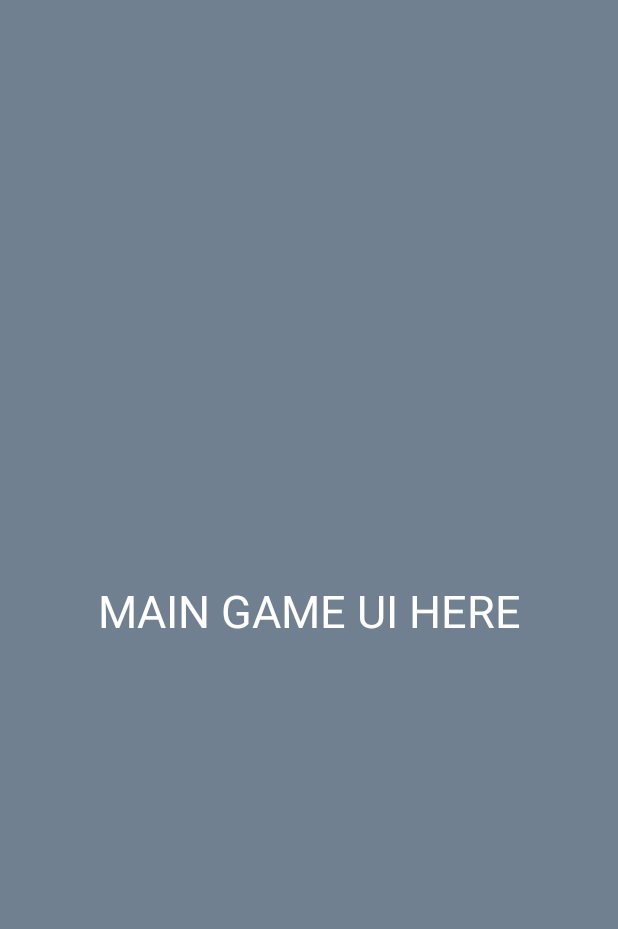
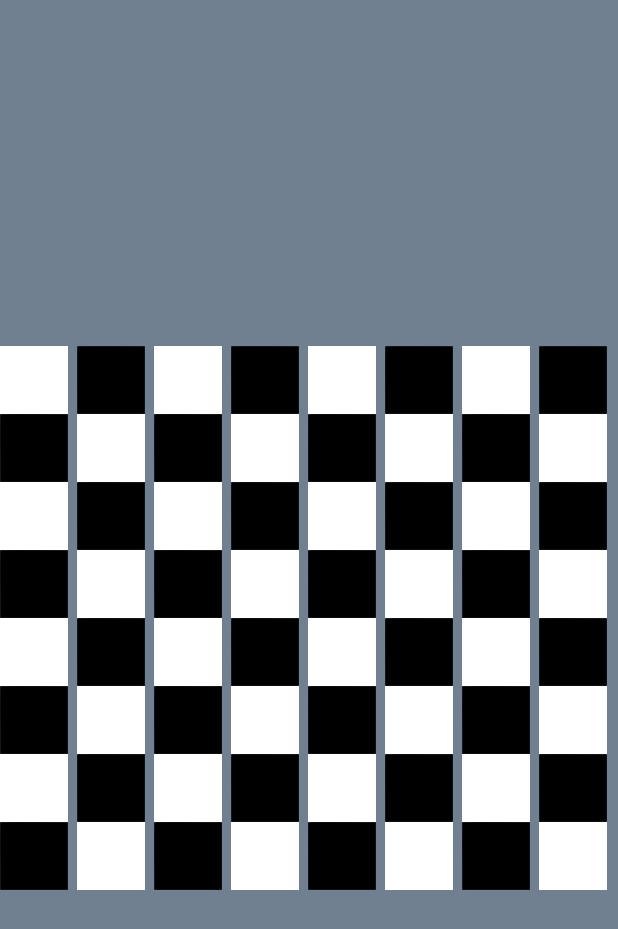
Before and after one commit to Stevenc0211/cs414-f17-301-Polymorphs, an Android app: the MainGameUI screen opened directly, with no data from a screen before it, on a phone screen of 412 x 824 dp. Shown: the top 929 px of the screen. Run offline under Robolectric (Android 15) with nearby library versions, the phone set to English and light mode, and no system bars.

Commit message:
Added a few more things to the application UI. Instead of saying MAIN UI HERE the main UI now has a chess board that we can use and also has a very simple click listener that will display which item was clicked to the user which is useful for now until we can throw some pieces on this board and get it to start doing some actions. The hard part will be setting up the board with two 3x3 boundaries and rules for the Chad Chess game, but at least the items are behaving in the way that they should be so far.

```diff
--- a/app/src/main/java/polymorphs/a301/f17/cs414/thexgame/MainGameUI.java
+++ b/app/src/main/java/polymorphs/a301/f17/cs414/thexgame/MainGameUI.java
@@ -2,14 +2,17 @@ package polymorphs.a301.f17.cs414.thexgame;
 
 import android.app.Activity;
 import android.os.Bundle;
+import android.widget.GridView;
 
 /**
- * Created by thenotoriousrog on 9/19/17.
+ * Created by Roger Hannagan on 9/19/17.
  *
  * This class is responsible for the main game UI. This is what we are going to update and mess with the most until we have a nice UI to work with. Updates will be applied here first.
  */
 
 public class MainGameUI extends Activity {
+
+    private GridView chessboard; // holds the chess board that we are going to be working on.
 
     // This is the first thing called when this class is called and will create the startup screen UI.
     @Override
@@ -18,7 +21,10 @@ public class MainGameUI extends Activity {
         super.onCreate(savedInstanceState);
         setContentView(R.layout.main_game_ui);
 
-        // TODO: Implement the other UI elements here when they are presented.
+        chessboard = (GridView) findViewById(R.id.chessboard); // find the chess board that we want to be working with.
+        SquareAdapter squareAdapter = new SquareAdapter(getApplicationContext());
+        chessboard.setAdapter(squareAdapter);
+        squareAdapter.notifyDataSetChanged(); // tell the square adapter to update the dataset to show the correct items in the gridview.
     }
 
 }
--- /dev/null
+++ b/app/src/main/java/polymorphs/a301/f17/cs414/thexgame/SquareAdapter.java
@@ -0,0 +1,109 @@
+package polymorphs.a301.f17.cs414.thexgame;
+
+import android.content.Context;
+import android.graphics.Color;
+import android.media.Image;
+import android.view.LayoutInflater;
+import android.view.View;
+import android.view.ViewGroup;
+import android.widget.BaseAdapter;
+import android.widget.FrameLayout;
+import android.widget.ImageView;
+import android.widget.Toast;
+
+/**
+ * Created by Roger Hannagan on 9/20/17.
+ *
+ * This class builds and sets the adapter needed in order to generate and create the main chess board as well as be able to interact with those items on the chess board.
+ */
+
+public class SquareAdapter extends BaseAdapter {
+
+    private Context context; // context of the app
+    private LayoutInflater layoutInflater; // to inflate our layout
+
+    FrameLayout frameLayout;
+    ImageView imageView = null;
+
+    public SquareAdapter(Context c)
+    {
+        context = c;
+        Context sqrContext = c.getApplicationContext();
+        layoutInflater = LayoutInflater.from(sqrContext);
+    }
+
+    // The chessboard
+    private Integer[] chessboardSquares = {
+            R.drawable.whitesquare, R.drawable.blacksquare, R.drawable.whitesquare, R.drawable.blacksquare,
+            R.drawable.whitesquare, R.drawable.blacksquare, R.drawable.whitesquare, R.drawable.blacksquare,
+            R.drawable.blacksquare, R.drawable.whitesquare, R.drawable.blacksquare, R.drawable.whitesquare,
+            R.drawable.blacksquare, R.drawable.whitesquare, R.drawable.blacksquare, R.drawable.whitesquare,
+            R.drawable.whitesquare, R.drawable.blacksquare, R.drawable.whitesquare, R.drawable.blacksquare,
+            R.drawable.whitesquare, R.drawable.blacksquare, R.drawable.whitesquare, R.drawable.blacksquare,
+            R.drawable.blacksquare, R.drawable.whitesquare, R.drawable.blacksquare, R.drawable.whitesquare,
+            R.drawable.blacksquare, R.drawable.whitesquare, R.drawable.blacksquare, R.drawable.whitesquare,
+            R.drawable.whitesquare, R.drawable.blacksquare, R.drawable.whitesquare, R.drawable.blacksquare,
+            R.drawable.whitesquare, R.drawable.blacksquare, R.drawable.whitesquare, R.drawable.blacksquare,
+            R.drawable.blacksquare, R.drawable.whitesquare, R.drawable.blacksquare, R.drawable.whitesquare,
+            R.drawable.blacksquare, R.drawable.whitesquare, R.drawable.blacksquare, R.drawable.whitesquare,
+            R.drawable.whitesquare, R.drawable.blacksquare, R.drawable.whitesquare, R.drawable.blacksquare,
+            R.drawable.whitesquare, R.drawable.blacksquare, R.drawable.whitesquare, R.drawable.blacksquare,
+            R.drawable.blacksquare, R.drawable.whitesquare, R.drawable.blacksquare, R.drawable.whitesquare,
+            R.drawable.blacksquare, R.drawable.whitesquare, R.drawable.blacksquare, R.drawable.whitesquare,
+    };
+
+    static class ViewHolder
+    {
+        public ImageView square;
+        public ImageView piece;
+    }
+
+    // count of the chessboard.
+    @Override
+    public int getCount()
+    {
+        return chessboardSquares.length;
+    }
+
+    @Override
+    public Object getItem(int i) {
+        return null;
+    }
+
+    @Override
+    public long getItemId(int i) {
+        return 0;
+    }
+
+    @Override
+    public View getView(int position, View convertView, ViewGroup parent)
+    {
+        View rowView = convertView;
+
+        if(rowView == null) // if not recycled, initialize attributes.
+        {
+            rowView = layoutInflater.inflate(R.layout.tile, null); // call the tile and initialize the design on it
+
+            ViewHolder viewHolder = new ViewHolder();
+            viewHolder.square = (ImageView) rowView.findViewById(R.id.squareBackground);
+            viewHolder.square.setImageResource(chessboardSquares[position]); // set the image to be whatever position is called on getView.
+            viewHolder.piece = (ImageView) rowView.findViewById(R.id.chessPiece); // set the ImageView for the chess piece, however we do not have a chess piece yet.
+
+            final int pos = position;
+            viewHolder.square.setOnClickListener(new View.OnClickListener() {
+
+                // behavior for when a particular square is clicked.
+                @Override
+                public void onClick(View view)
+                {
+                    // TODO: We will likely want to add a custom listener that will let us see what we would like to do for this particular square so that users can select moves.
+                    System.out.println("The item at position " + pos + " was clicked!");
+                    Toast.makeText(context, "Tile at position " + pos + " was clicked!", Toast.LENGTH_SHORT).show();
+                }
+            });
+            rowView.setTag(viewHolder);
+        }
+
+        return rowView; // return the view that we have so far. Pretty important
+    }
+}
--- a/app/src/main/res/layout/main_game_ui.xml
+++ b/app/src/main/res/layout/main_game_ui.xml
@@ -3,16 +3,23 @@
     android:layout_width="match_parent"
     android:layout_height="match_parent"
     android:background="@color/SlateGray"
+    android:paddingLeft="0dp"
+    android:paddingRight="0dp"
     >
 
-    <TextView
-        android:layout_width="300dp"
-        android:layout_height="50dp"
+    <!-- We can change the size of the chessboard as needed -->
+    <GridView
+        android:id="@+id/chessboard"
+        android:layout_width="wrap_content"
+        android:layout_height="wrap_content"
         android:layout_centerInParent="true"
-        android:text="MAIN GAME UI HERE"
-        android:textSize="30sp"
-        android:textAlignment="center"
-        android:textColor="@color/white"
-        />
+        android:gravity="center_horizontal"
+        android:background="@color/SlateGray"
+        android:numColumns="8"
+        android:padding="0dp"
+        android:horizontalSpacing="0dp"
+        android:verticalSpacing="0dp"
+        >
+    </GridView>
 
 </RelativeLayout>
--- /dev/null
+++ b/app/src/main/res/layout/tile.xml
@@ -0,0 +1,26 @@
+<?xml version="1.0" encoding="utf-8"?>
+<FrameLayout xmlns:android="http://schemas.android.com/apk/res/android"
+    android:orientation="vertical"
+    android:layout_width="45dp"
+    android:layout_height="45dp"
+    android:background="@color/SlateGray"
+    >
+
+    <!-- The background for the square -->
+    <ImageView
+        android:id="@+id/squareBackground"
+        android:layout_width="45dp"
+        android:layout_height="45dp"
+        android:padding="0dp"
+        />
+
+    <!-- holds our chess piece so far, may want different ones to hold the different pieces -->
+    <ImageView
+        android:id="@+id/chessPiece"
+        android:layout_width="wrap_content"
+        android:layout_height="wrap_content"
+        android:layout_gravity="center"
+        android:padding="0dp"
+        />
+
+</FrameLayout>
```
Also changed, not shown: app/src/main/res/drawable/blacksquare.png (added), app/src/main/res/drawable/whitesquare.png (added).
